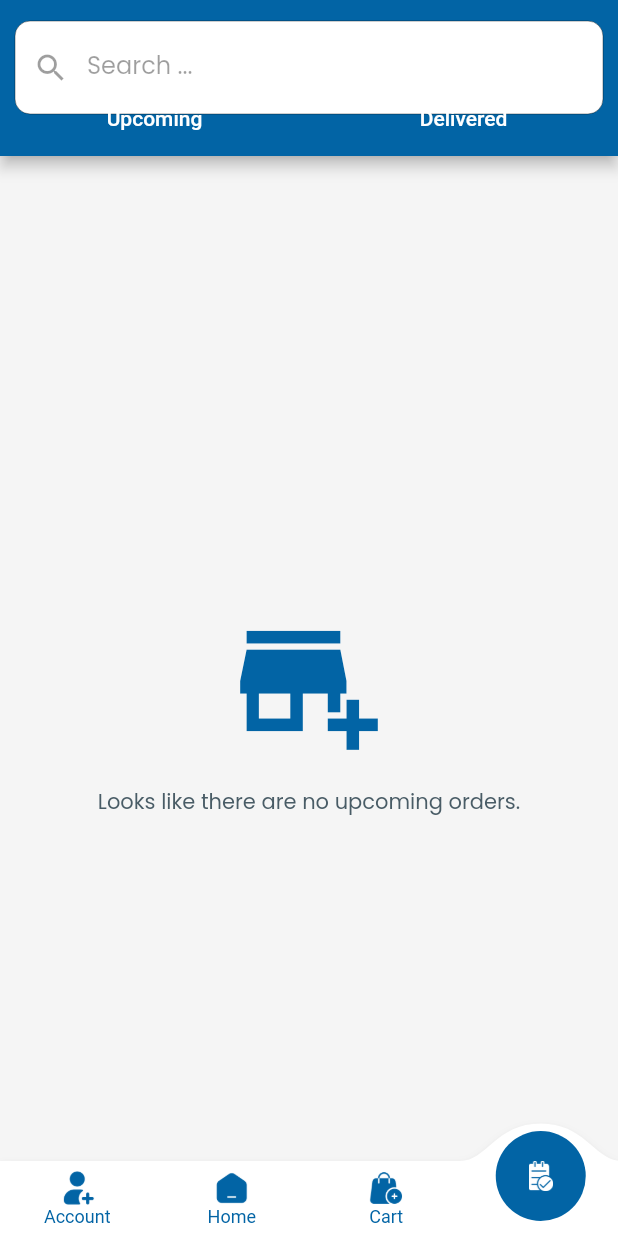
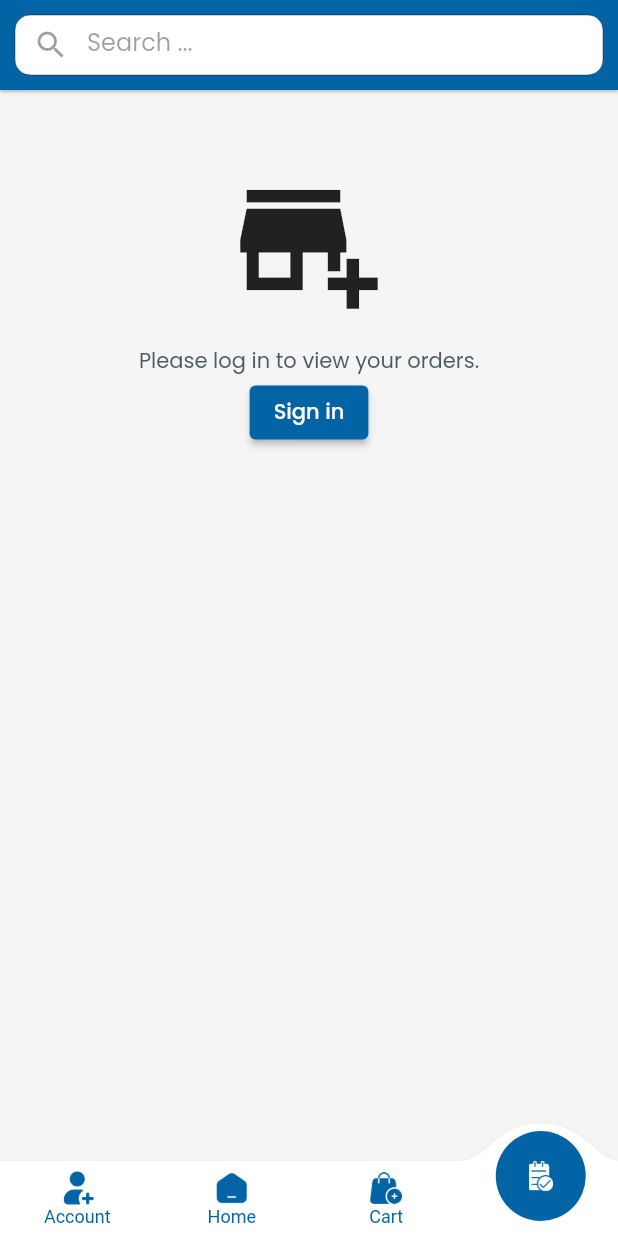
Before and after one commit to srvtechnology/go-party-customer, a Flutter app: the screen it shows after launch, item 4 of the bottom bar chosen, on a phone screen of 412 x 824 dp. Run offline on Flutter 3.47's test engine with Material 2 defaults, Android fonts, the light colour scheme and no system bars; drawn by our look-alikes of convex_bottom_bar, custom_refresh_indicator; our stand-ins replace animated_custom_dropdown, another_flushbar, cached_network_image, card_loading, carousel_slider, connectivity and 17 more; missing offline and left inert: flutter_pannable_rating_bar, open_file_plus; accounts and stored records are empty; network calls fail; project files that could hold a hidden picture were left out.

Commit message:
Fixes in Order page without login & name modification
1. Fixed the functionality where order page is not visible when user is not logged in.
2. Renamed address - > Address Repo , AddressModel

```diff
--- a/lib/core/providers/addressProvider.dart
+++ b/lib/core/providers/addressProvider.dart
@@ -1,8 +1,8 @@
 import 'package:customerapp/core/providers/AuthProvider.dart';
 import 'package:customerapp/core/utils/logger.dart';
 import 'package:flutter/material.dart';
-import '../models/address.dart';
-import '../repo/address.dart' as AddressRepo;
+import '../models/addressModel.dart';
+import '../repo/addressRepo.dart' as AddressRepo;
 
 class AddressProvider with ChangeNotifier {
   List<AddressModel> _data = [];
--- a/lib/core/providers/orderProvider.dart
+++ b/lib/core/providers/orderProvider.dart
@@ -27,6 +27,7 @@ class OrderProvider with ChangeNotifier {
     getUpcomingOrders(auth);
     getDeliveredOrders(auth);
   }
+
   void startLoading() {
     _isLoading = true;
     notifyListeners();
--- a/lib/core/repo/address.dart
+++ b/lib/core/repo/addressRepo.dart
@@ -5,7 +5,7 @@ import 'package:customerapp/core/providers/AuthProvider.dart';
 import 'package:dio/dio.dart';
 
 import '../../config.dart';
-import '../models/address.dart';
+import '../models/addressModel.dart';
 import '../utils/dio.dart';
 import '../utils/logger.dart';
 
--- a/lib/core/routes/addressPage.dart
+++ b/lib/core/routes/addressPage.dart
@@ -2,7 +2,7 @@ import 'dart:developer';
 
 import 'package:animated_custom_dropdown/custom_dropdown.dart';
 import 'package:csc_picker/csc_picker.dart';
-import 'package:customerapp/core/models/address.dart';
+import 'package:customerapp/core/models/addressModel.dart';
 import 'package:customerapp/core/providers/AuthProvider.dart';
 import 'package:customerapp/core/providers/addressProvider.dart';
 import 'package:customerapp/core/utils/addressFormater.dart';
@@ -13,7 +13,7 @@ import 'package:responsive_sizer/responsive_sizer.dart';
 
 import '../components/errors.dart';
 import '../models/countries.dart';
-import '../repo/address.dart';
+import '../repo/addressRepo.dart';
 import '../repo/countries.dart';
 import '../utils/logger.dart';
 
--- a/lib/core/routes/checkoutPage.dart
+++ b/lib/core/routes/checkoutPage.dart
@@ -5,10 +5,10 @@ import 'package:csc_picker/csc_picker.dart';
 import '../constant/themData.dart';
 import 'package:customerapp/core/components/errors.dart';
 import 'package:customerapp/core/components/loading.dart';
-import 'package:customerapp/core/models/address.dart';
+import 'package:customerapp/core/models/addressModel.dart';
 import 'package:customerapp/core/providers/AuthProvider.dart';
 import 'package:customerapp/core/providers/addressProvider.dart';
-import 'package:customerapp/core/repo/address.dart';
+import 'package:customerapp/core/repo/addressRepo.dart';
 import 'package:customerapp/core/repo/countries.dart';
 import 'package:collection/collection.dart';
 import 'package:customerapp/core/repo/services.dart';
--- a/lib/core/routes/homepage.dart
+++ b/lib/core/routes/homepage.dart
@@ -1,5 +1,6 @@
 import 'dart:math';
 import 'package:custom_refresh_indicator/custom_refresh_indicator.dart';
+import '../../views/view.dart';
 import '../constant/themData.dart';
 import 'package:customerapp/core/components/banner.dart';
 import 'package:customerapp/core/components/bottomNav.dart';
@@ -26,6 +27,7 @@ import '../models/orders.dart';
 class HomePageScreen extends StatefulWidget {
   static const routeName = "/home";
   final int? index;
+
   const HomePageScreen({Key? key, this.index}) : super(key: key);
 
   @override
@@ -80,7 +82,36 @@ class _OrdersState extends State<Orders> {
   Widget build(BuildContext context) {
     return ListenableProvider(
       create: (_) => OrderProvider(context.read<AuthProvider>()),
-      child: Consumer<OrderProvider>(builder: (context, state, child) {
+      child: Consumer2<OrderProvider, AuthProvider>(
+          builder: (context, state, auth, child) {
+        if (auth.authState != AuthState.LoggedIn) {
+          return Scaffold(
+              appBar: CommonHeader.headerMain(context, isShowLogo: false,
+                  onSearch: () {
+                Navigator.pushNamed(context, ProductPageRoute.routeName);
+              }),
+              body: Container(
+                  alignment: Alignment.center,
+                  padding: const EdgeInsets.all(50),
+                  child: Column(
+                    children: [
+                      const Icon(
+                        Icons.add_business_sharp,
+                        size: 100,
+                      ),
+                      const SizedBox(
+                        height: 20,
+                      ),
+                      const Text("Please log in to view your orders."),
+                      ElevatedButton(
+                          onPressed: () {
+                            Navigator.pushNamed(
+                                context, SignInPageRoute.routeName);
+                          },
+                          child: const Text("Sign in"))
+                    ],
+                  )));
+        }
         if (state.isLoading) {
           return const ShimmerWidget();
         }
--- a/lib/core/routes/paymentPage.dart
+++ b/lib/core/routes/paymentPage.dart
@@ -7,7 +7,7 @@
 import 'package:customerapp/core/components/htmlTextView.dart';
 import 'package:customerapp/core/features/ccavenues/models/enc_val_res.dart';
 import 'package:customerapp/core/features/ccavenues/patmentWebview.dart';
-import 'package:customerapp/core/models/address.dart';
+import 'package:customerapp/core/models/addressModel.dart';
 import 'package:customerapp/core/models/cartModel.dart';
 import 'package:customerapp/core/repo/order.dart';
 import 'package:customerapp/core/routes/mainpage.dart';
--- a/lib/core/utils/addressFormater.dart
+++ b/lib/core/utils/addressFormater.dart
@@ -1,4 +1,4 @@
-import 'package:customerapp/core/models/address.dart';
+import 'package:customerapp/core/models/addressModel.dart';
 import 'package:customerapp/core/models/orders.dart';
 
 String getAddressFormat(AddressModel address) {
```
Also changed, not shown: lib/core/models/addressModel.dart (renamed from lib/core/models/address.dart).
